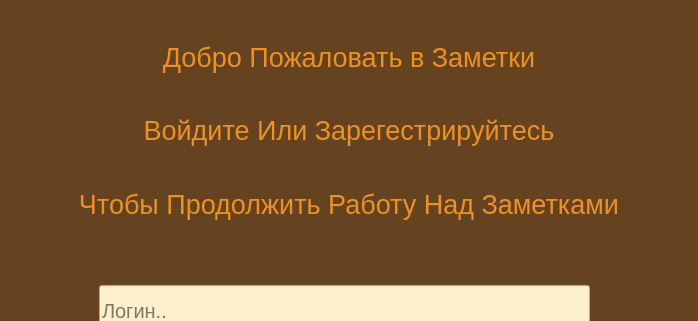
RubinAlmazov/Asu_Project_Notes, file auth_window2.ui: the form before one commit; both pictures show x 200 to 898 and y 0 to 321 of the 1095 by 863 pixel window.
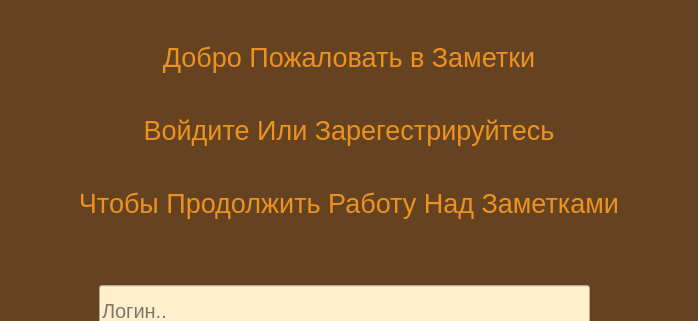
The form after the commit.

```diff
--- a/auth_window2.ui
+++ b/auth_window2.ui
@@ -39,108 +39,6 @@
      <string>Логин..</string>
     </property>
    </widget>
-   <widget class="QWidget" name="layoutWidget">
-    <property name="geometry">
-     <rect>
-      <x>280</x>
-      <y>30</y>
-      <width>538</width>
-      <height>201</height>
-     </rect>
-    </property>
-    <layout class="QVBoxLayout" name="verticalLayout">
-     <property name="spacing">
-      <number>20</number>
-     </property>
-     <item>
-      <widget class="QLabel" name="TextLabel1">
-       <property name="font">
-        <font>
-         <family>Arial</family>
-         <pointsize>20</pointsize>
-         <italic>false</italic>
-         <bold>false</bold>
-         <kerning>true</kerning>
-        </font>
-       </property>
-       <property name="layoutDirection">
-        <enum>Qt::LayoutDirection::LeftToRight</enum>
-       </property>
-       <property name="autoFillBackground">
-        <bool>false</bool>
-       </property>
-       <property name="styleSheet">
-        <string notr="true">border-radius: 7px;
-font: 20pt &quot;Arial&quot;; justify: left; color: rgb(237,145,33)</string>
-       </property>
-       <property name="text">
-        <string>Добро Пожаловать в Заметки</string>
-       </property>
-       <property name="alignment">
-        <set>Qt::AlignmentFlag::AlignCenter</set>
-       </property>
-      </widget>
-     </item>
-     <item>
-      <widget class="QLabel" name="TextLabel2">
-       <property name="font">
-        <font>
-         <family>Arial</family>
-         <pointsize>20</pointsize>
-         <italic>false</italic>
-         <bold>false</bold>
-         <kerning>true</kerning>
-        </font>
-       </property>
-       <property name="layoutDirection">
-        <enum>Qt::LayoutDirection::LeftToRight</enum>
-       </property>
-       <property name="autoFillBackground">
-        <bool>false</bool>
-       </property>
-       <property name="styleSheet">
-        <string notr="true">border-radius: 7px;
-font: 20pt &quot;Arial&quot;; justify: left; color: rgb(237,145,33)</string>
-       </property>
-       <property name="text">
-        <string>Войдите Или Зарегестрируйтесь</string>
-       </property>
-       <property name="alignment">
-        <set>Qt::AlignmentFlag::AlignCenter</set>
-       </property>
-      </widget>
-     </item>
-     <item>
-      <widget class="QLabel" name="TextLabel3">
-       <property name="font">
-        <font>
-         <family>Arial</family>
-         <pointsize>20</pointsize>
-         <italic>false</italic>
-         <bold>false</bold>
-         <kerning>true</kerning>
-        </font>
-       </property>
-       <property name="layoutDirection">
-        <enum>Qt::LayoutDirection::LeftToRight</enum>
-       </property>
-       <property name="autoFillBackground">
-        <bool>false</bool>
-       </property>
-       <property name="styleSheet">
-        <string notr="true">border-radius: 7px;
-font: 20pt &quot;Arial&quot;; justify: left; color: rgb(237,145,33)</string>
-       </property>
-       <property name="text">
-        <string>Чтобы Продолжить Работу Над Заметками</string>
-       </property>
-       <property name="alignment">
-        <set>Qt::AlignmentFlag::AlignCenter</set>
-       </property>
-      </widget>
-     </item>
-    </layout>
-   </widget>
    <widget class="QPushButton" name="LoginButt">
     <property name="geometry">
      <rect>
@@ -226,6 +124,111 @@
      <set>Qt::AlignmentFlag::AlignCenter</set>
     </property>
    </widget>
+   <widget class="QLabel" name="TextLabel1">
+    <property name="geometry">
+     <rect>
+      <x>281</x>
+      <y>31</y>
+      <width>536</width>
+      <height>53</height>
+     </rect>
+    </property>
+    <property name="font">
+     <font>
+      <family>Arial</family>
+      <pointsize>20</pointsize>
+      <italic>false</italic>
+      <bold>false</bold>
+      <kerning>true</kerning>
+     </font>
+    </property>
+    <property name="layoutDirection">
+     <enum>Qt::LayoutDirection::LeftToRight</enum>
+    </property>
+    <property name="autoFillBackground">
+     <bool>false</bool>
+    </property>
+    <property name="styleSheet">
+     <string notr="true">border-radius: 7px;
+font: 20pt &quot;Arial&quot;; justify: left; color: rgb(237,145,33)</string>
+    </property>
+    <property name="text">
+     <string>Добро Пожаловать в Заметки</string>
+    </property>
+    <property name="alignment">
+     <set>Qt::AlignmentFlag::AlignCenter</set>
+    </property>
+   </widget>
+   <widget class="QLabel" name="TextLabel2">
+    <property name="geometry">
+     <rect>
+      <x>281</x>
+      <y>104</y>
+      <width>536</width>
+      <height>53</height>
+     </rect>
+    </property>
+    <property name="font">
+     <font>
+      <family>Arial</family>
+      <pointsize>20</pointsize>
+      <italic>false</italic>
+      <bold>false</bold>
+      <kerning>true</kerning>
+     </font>
+    </property>
+    <property name="layoutDirection">
+     <enum>Qt::LayoutDirection::LeftToRight</enum>
+    </property>
+    <property name="autoFillBackground">
+     <bool>false</bool>
+    </property>
+    <property name="styleSheet">
+     <string notr="true">border-radius: 7px;
+font: 20pt &quot;Arial&quot;; justify: left; color: rgb(237,145,33)</string>
+    </property>
+    <property name="text">
+     <string>Войдите Или Зарегестрируйтесь</string>
+    </property>
+    <property name="alignment">
+     <set>Qt::AlignmentFlag::AlignCenter</set>
+    </property>
+   </widget>
+   <widget class="QLabel" name="TextLabel3">
+    <property name="geometry">
+     <rect>
+      <x>281</x>
+      <y>177</y>
+      <width>536</width>
+      <height>53</height>
+     </rect>
+    </property>
+    <property name="font">
+     <font>
+      <family>Arial</family>
+      <pointsize>20</pointsize>
+      <italic>false</italic>
+      <bold>false</bold>
+      <kerning>true</kerning>
+     </font>
+    </property>
+    <property name="layoutDirection">
+     <enum>Qt::LayoutDirection::LeftToRight</enum>
+    </property>
+    <property name="autoFillBackground">
+     <bool>false</bool>
+    </property>
+    <property name="styleSheet">
+     <string notr="true">border-radius: 7px;
+font: 20pt &quot;Arial&quot;; justify: left; color: rgb(237,145,33)</string>
+    </property>
+    <property name="text">
+     <string>Чтобы Продолжить Работу Над Заметками</string>
+    </property>
+    <property name="alignment">
+     <set>Qt::AlignmentFlag::AlignCenter</set>
+    </property>
+   </widget>
   </widget>
  </widget>
  <resources/>
```
